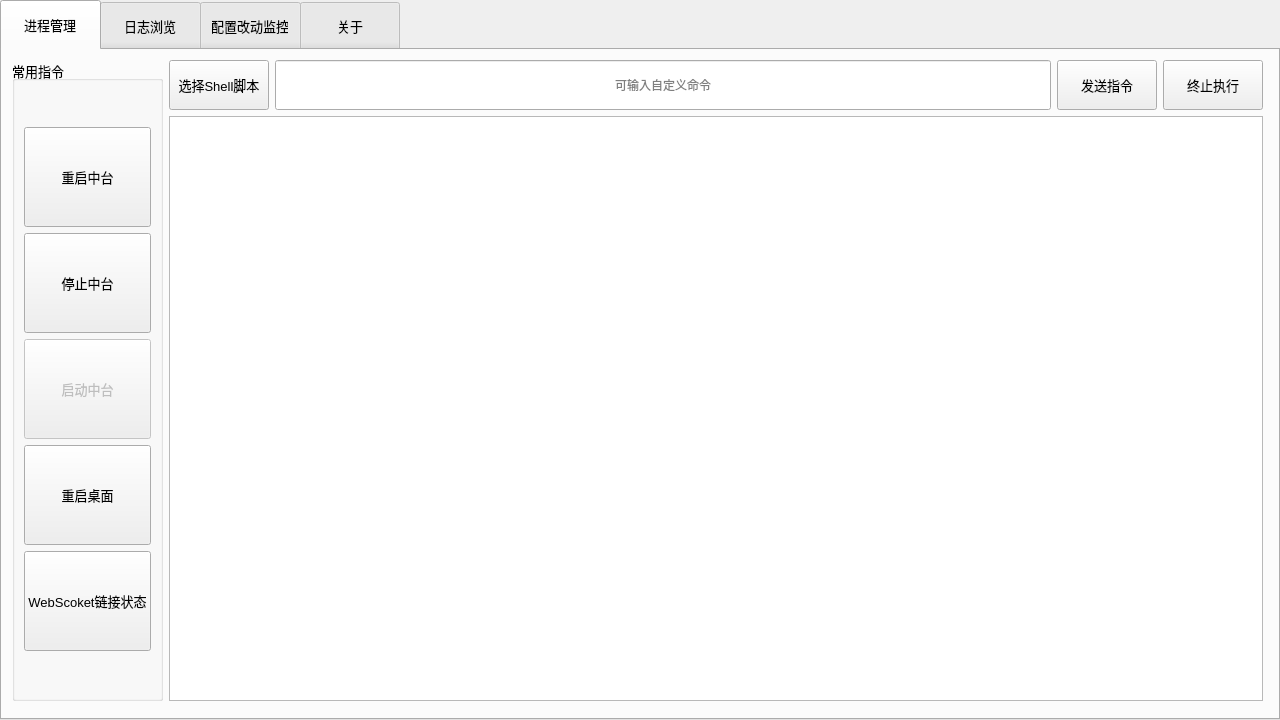
Nehcknarf/MidTool, file midtool.ui: the form before one commit.
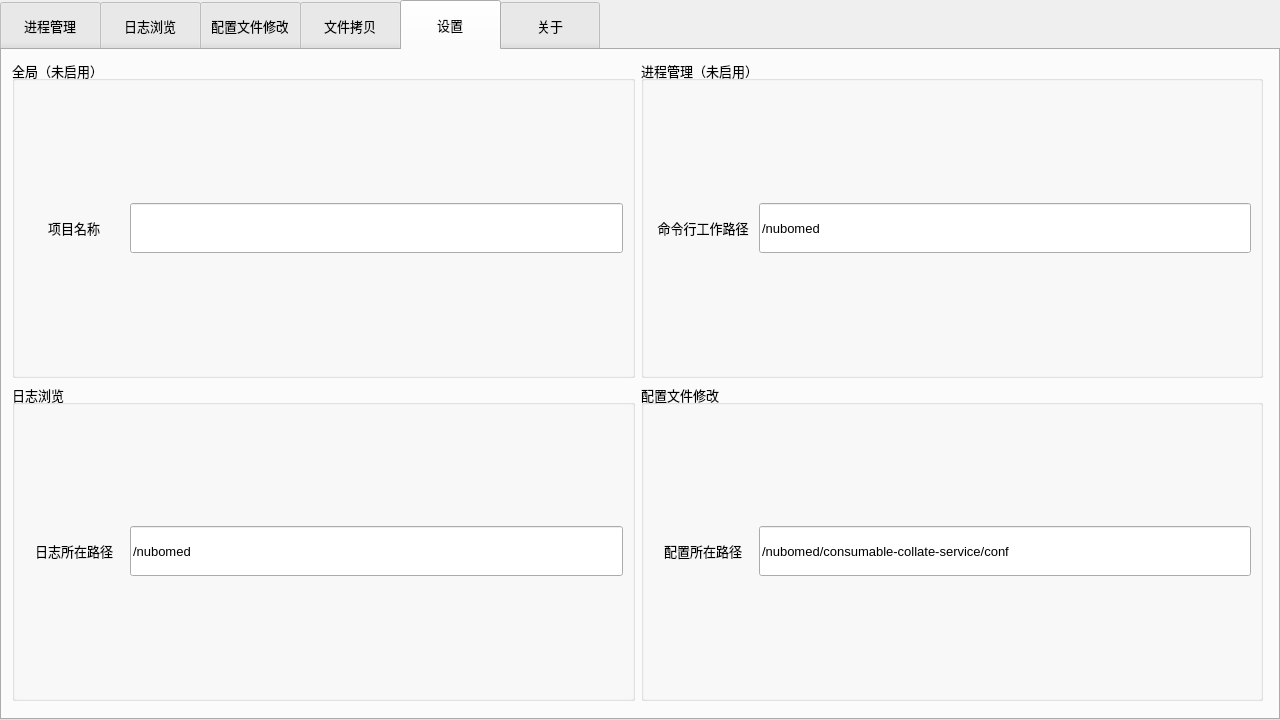
The form after the commit. The open tabs and pages were chosen to show the change. Icons and pictures are not drawn.

```diff
--- a/midtool.ui
+++ b/midtool.ui
@@ -48,18 +48,15 @@
    <attribute name="title">
     <string>进程管理</string>
    </attribute>
-   <widget class="QWidget" name="">
-    <property name="geometry">
-     <rect>
-      <x>10</x>
-      <y>10</y>
-      <width>1251</width>
-      <height>641</height>
-     </rect>
-    </property>
-    <layout class="QHBoxLayout" name="horizontalLayout_4">
-     <item>
       <widget class="QGroupBox" name="groupBox">
+    <property name="geometry">
+     <rect>
+      <x>23</x>
+      <y>13</y>
+      <width>1221</width>
+      <height>88</height>
+     </rect>
+    </property>
        <property name="font">
         <font>
          <pointsize>10</pointsize>
@@ -68,15 +65,15 @@
        <property name="title">
         <string>常用指令</string>
        </property>
-       <layout class="QVBoxLayout" name="verticalLayout_5">
+    <layout class="QHBoxLayout" name="horizontalLayout_3">
         <item>
-         <layout class="QVBoxLayout" name="verticalLayout_4">
+      <layout class="QHBoxLayout" name="horizontalLayout_2">
           <item>
            <widget class="QPushButton" name="restartButton">
             <property name="minimumSize">
              <size>
               <width>100</width>
-              <height>100</height>
+           <height>50</height>
              </size>
             </property>
             <property name="font">
@@ -94,7 +91,7 @@
             <property name="minimumSize">
              <size>
               <width>100</width>
-              <height>100</height>
+           <height>50</height>
              </size>
             </property>
             <property name="font">
@@ -107,6 +104,24 @@
             </property>
            </widget>
           </item>
+       <item>
+        <widget class="QPushButton" name="restartdesktopButton">
+         <property name="minimumSize">
+          <size>
+           <width>100</width>
+           <height>50</height>
+          </size>
+         </property>
+         <property name="font">
+          <font>
+           <pointsize>10</pointsize>
+          </font>
+         </property>
+         <property name="text">
+          <string>重启桌面</string>
+         </property>
+        </widget>
+       </item>
           <item>
            <widget class="QPushButton" name="startButton">
             <property name="enabled">
@@ -115,7 +130,7 @@
             <property name="minimumSize">
              <size>
               <width>100</width>
-              <height>100</height>
+           <height>50</height>
              </size>
             </property>
             <property name="font">
@@ -128,30 +143,12 @@
             </property>
            </widget>
           </item>
-          <item>
-           <widget class="QPushButton" name="restartdesktopButton">
-            <property name="minimumSize">
-             <size>
-              <width>100</width>
-              <height>100</height>
-             </size>
-            </property>
-            <property name="font">
-             <font>
-              <pointsize>10</pointsize>
-             </font>
-            </property>
-            <property name="text">
-             <string>重启桌面</string>
-            </property>
-           </widget>
-          </item>
           <item>
            <widget class="QPushButton" name="wsButton">
             <property name="minimumSize">
              <size>
               <width>0</width>
-              <height>100</height>
+           <height>50</height>
              </size>
             </property>
             <property name="font">
@@ -160,7 +157,7 @@
              </font>
             </property>
             <property name="text">
-             <string>WebScoket链接状态</string>
+          <string>检查WebScoket链接状态</string>
             </property>
            </widget>
           </item>
@@ -168,11 +165,18 @@
         </item>
        </layout>
       </widget>
-     </item>
-     <item>
+   <widget class="QWidget" name="layoutWidget">
+    <property name="geometry">
+     <rect>
+      <x>11</x>
+      <y>118</y>
+      <width>1251</width>
+      <height>531</height>
+     </rect>
+    </property>
       <layout class="QVBoxLayout" name="verticalLayout">
        <item>
-        <layout class="QHBoxLayout" name="horizontalLayout_2">
+      <layout class="QHBoxLayout" name="horizontalLayout_4">
          <item>
           <widget class="QPushButton" name="shButton">
            <property name="minimumSize">
@@ -199,6 +203,11 @@
              <height>50</height>
             </size>
            </property>
+         <property name="font">
+          <font>
+           <pointsize>10</pointsize>
+          </font>
+         </property>
            <property name="alignment">
             <set>Qt::AlignCenter</set>
            </property>
@@ -246,9 +255,16 @@
         </layout>
        </item>
        <item>
-        <widget class="QTextBrowser" name="textBrowser_2"/>
-       </item>
-      </layout>
+      <widget class="QTextBrowser" name="textBrowser_2">
+       <property name="font">
+        <font>
+         <pointsize>10</pointsize>
+        </font>
+       </property>
+       <property name="lineWrapMode">
+        <enum>QTextEdit::NoWrap</enum>
+       </property>
+      </widget>
      </item>
     </layout>
    </widget>
@@ -452,40 +468,222 @@
   </widget>
   <widget class="QWidget" name="tab_3">
    <attribute name="title">
-    <string>配置改动监控</string>
+    <string>配置文件修改</string>
    </attribute>
+   <widget class="QWidget" name="layoutWidget">
+    <property name="geometry">
+     <rect>
+      <x>10</x>
+      <y>10</y>
+      <width>1251</width>
+      <height>641</height>
+     </rect>
+    </property>
+    <layout class="QVBoxLayout" name="verticalLayout_4">
+     <item>
+      <layout class="QHBoxLayout" name="horizontalLayout_5">
+       <item>
+        <widget class="QPushButton" name="opencfgdirButton">
+         <property name="minimumSize">
+          <size>
+           <width>100</width>
+           <height>50</height>
+          </size>
+         </property>
+         <property name="maximumSize">
+          <size>
+           <width>100</width>
+           <height>50</height>
+          </size>
+         </property>
+         <property name="font">
+          <font>
+           <pointsize>10</pointsize>
+          </font>
+         </property>
+         <property name="text">
+          <string>浏览</string>
+         </property>
+        </widget>
+       </item>
+       <item>
+        <widget class="QComboBox" name="comboBox">
+         <property name="maximumSize">
+          <size>
+           <width>16777215</width>
+           <height>50</height>
+          </size>
+         </property>
+         <property name="font">
+          <font>
+           <pointsize>10</pointsize>
+          </font>
+         </property>
+        </widget>
+       </item>
+       <item>
+        <widget class="QPushButton" name="saveButton">
+         <property name="minimumSize">
+          <size>
+           <width>100</width>
+           <height>50</height>
+          </size>
+         </property>
+         <property name="maximumSize">
+          <size>
+           <width>100</width>
+           <height>50</height>
+          </size>
+         </property>
+         <property name="font">
+          <font>
+           <pointsize>10</pointsize>
+          </font>
+         </property>
+         <property name="text">
+          <string>保存</string>
+         </property>
+        </widget>
+       </item>
+       <item>
+        <widget class="QPushButton" name="saveasButton">
+         <property name="minimumSize">
+          <size>
+           <width>100</width>
+           <height>50</height>
+          </size>
+         </property>
+         <property name="maximumSize">
+          <size>
+           <width>100</width>
+           <height>50</height>
+          </size>
+         </property>
+         <property name="font">
+          <font>
+           <pointsize>10</pointsize>
+          </font>
+         </property>
+         <property name="text">
+          <string>另存为</string>
+         </property>
+        </widget>
+       </item>
+      </layout>
+     </item>
+     <item>
+      <widget class="QPlainTextEdit" name="plainTextEdit">
+       <property name="font">
+        <font>
+         <pointsize>10</pointsize>
+        </font>
+       </property>
+       <property name="lineWrapMode">
+        <enum>QPlainTextEdit::NoWrap</enum>
+       </property>
+      </widget>
+     </item>
+    </layout>
+   </widget>
+  </widget>
+  <widget class="QWidget" name="tab_6">
+   <attribute name="title">
+    <string>文件拷贝</string>
+   </attribute>
+   <widget class="QListWidget" name="listWidget">
+    <property name="geometry">
+     <rect>
+      <x>10</x>
+      <y>10</y>
+      <width>401</width>
+      <height>641</height>
+     </rect>
+    </property>
+   </widget>
+  </widget>
+  <widget class="QWidget" name="tab_5">
+   <attribute name="title">
+    <string>设置</string>
+   </attribute>
+   <widget class="QWidget" name="">
+    <property name="geometry">
+     <rect>
+      <x>10</x>
+      <y>10</y>
+      <width>1251</width>
+      <height>641</height>
+     </rect>
+    </property>
+    <layout class="QGridLayout" name="gridLayout">
+     <item row="0" column="0">
+      <widget class="QGroupBox" name="groupBox_3">
+       <property name="font">
+        <font>
+         <pointsize>10</pointsize>
+        </font>
+       </property>
+       <property name="title">
+        <string>全局（未启用）</string>
+       </property>
+       <layout class="QVBoxLayout" name="verticalLayout_5">
+        <item>
+         <layout class="QHBoxLayout" name="horizontalLayout_7">
+          <item>
+           <widget class="QLabel" name="label_5">
+            <property name="minimumSize">
+             <size>
+              <width>100</width>
+              <height>50</height>
+             </size>
+            </property>
+            <property name="font">
+             <font>
+              <pointsize>10</pointsize>
+             </font>
+            </property>
+            <property name="text">
+             <string>项目名称</string>
+            </property>
+            <property name="alignment">
+             <set>Qt::AlignCenter</set>
+            </property>
+           </widget>
+          </item>
+          <item>
+           <widget class="QLineEdit" name="lineEdit_4">
+            <property name="minimumSize">
+             <size>
+              <width>0</width>
+              <height>50</height>
+             </size>
+            </property>
+            <property name="font">
+             <font>
+              <pointsize>10</pointsize>
+             </font>
+            </property>
+           </widget>
+          </item>
+         </layout>
+        </item>
+       </layout>
+      </widget>
+     </item>
+     <item row="0" column="1">
    <widget class="QGroupBox" name="groupBox_2">
-    <property name="geometry">
-     <rect>
-      <x>280</x>
-      <y>20</y>
-      <width>981</width>
-      <height>631</height>
-     </rect>
-    </property>
     <property name="font">
      <font>
       <pointsize>10</pointsize>
      </font>
     </property>
     <property name="title">
-     <string>状态</string>
-    </property>
-   </widget>
-   <widget class="QWidget" name="">
-    <property name="geometry">
-     <rect>
-      <x>10</x>
-      <y>13</y>
-      <width>258</width>
-      <height>641</height>
-     </rect>
+        <string>进程管理（未启用）</string>
     </property>
     <layout class="QVBoxLayout" name="verticalLayout_7">
      <item>
-      <layout class="QHBoxLayout" name="horizontalLayout_5">
+         <layout class="QHBoxLayout" name="horizontalLayout_6">
        <item>
-        <widget class="QPushButton" name="pushButton_12">
+           <widget class="QLabel" name="label_4">
          <property name="minimumSize">
           <size>
            <width>100</width>
@@ -498,14 +696,53 @@
           </font>
          </property>
          <property name="text">
-          <string>选择配置文件夹</string>
-         </property>
+             <string>命令行工作路径</string>
+            </property>
+            <property name="alignment">
+             <set>Qt::AlignCenter</set>
+            </property>
         </widget>
        </item>
        <item>
-        <widget class="QPushButton" name="pushButton_13">
+           <widget class="QLineEdit" name="lineEdit_3">
          <property name="minimumSize">
           <size>
+              <width>0</width>
+              <height>50</height>
+             </size>
+            </property>
+            <property name="font">
+             <font>
+              <pointsize>10</pointsize>
+             </font>
+            </property>
+            <property name="text">
+             <string>/nubomed</string>
+            </property>
+           </widget>
+          </item>
+         </layout>
+        </item>
+       </layout>
+      </widget>
+     </item>
+     <item row="1" column="0">
+      <widget class="QGroupBox" name="groupBox_5">
+       <property name="font">
+        <font>
+         <pointsize>10</pointsize>
+        </font>
+       </property>
+       <property name="title">
+        <string>日志浏览</string>
+       </property>
+       <layout class="QVBoxLayout" name="verticalLayout_8">
+        <item>
+         <layout class="QHBoxLayout" name="horizontalLayout_9">
+          <item>
+           <widget class="QLabel" name="label_7">
+            <property name="minimumSize">
+             <size>
            <width>100</width>
            <height>50</height>
           </size>
@@ -516,14 +753,92 @@
           </font>
          </property>
          <property name="text">
-          <string>添加配置文件</string>
-         </property>
-        </widget>
-       </item>
-      </layout>
-     </item>
+             <string>日志所在路径</string>
+            </property>
+            <property name="alignment">
+             <set>Qt::AlignCenter</set>
+            </property>
+           </widget>
+          </item>
+          <item>
+           <widget class="QLineEdit" name="logpathlineEdit">
+            <property name="minimumSize">
+             <size>
+              <width>0</width>
+              <height>50</height>
+             </size>
+            </property>
+            <property name="font">
+             <font>
+              <pointsize>10</pointsize>
+             </font>
+            </property>
+            <property name="text">
+             <string>/nubomed</string>
+            </property>
+           </widget>
+          </item>
+         </layout>
+        </item>
+       </layout>
+      </widget>
+     </item>
+     <item row="1" column="1">
+      <widget class="QGroupBox" name="groupBox_6">
+       <property name="font">
+        <font>
+         <pointsize>10</pointsize>
+        </font>
+       </property>
+       <property name="title">
+        <string>配置文件修改</string>
+       </property>
+       <layout class="QVBoxLayout" name="verticalLayout_9">
      <item>
-      <widget class="QTextBrowser" name="textBrowser_3"/>
+         <layout class="QHBoxLayout" name="horizontalLayout_10">
+          <item>
+           <widget class="QLabel" name="label_8">
+            <property name="minimumSize">
+             <size>
+              <width>100</width>
+              <height>50</height>
+             </size>
+            </property>
+            <property name="font">
+             <font>
+              <pointsize>10</pointsize>
+             </font>
+            </property>
+            <property name="text">
+             <string>配置所在路径</string>
+            </property>
+            <property name="alignment">
+             <set>Qt::AlignCenter</set>
+            </property>
+           </widget>
+          </item>
+          <item>
+           <widget class="QLineEdit" name="cfgpathlineEdit">
+            <property name="minimumSize">
+             <size>
+              <width>0</width>
+              <height>50</height>
+             </size>
+            </property>
+            <property name="font">
+             <font>
+              <pointsize>10</pointsize>
+             </font>
+            </property>
+            <property name="text">
+             <string>/nubomed/consumable-collate-service/conf</string>
+            </property>
+           </widget>
+          </item>
+         </layout>
+        </item>
+       </layout>
+      </widget>
      </item>
     </layout>
    </widget>
```
Left out of the diff: 67 changed lines with no effect on the pictures. Lines whose indentation alone changed are shown as unchanged.
